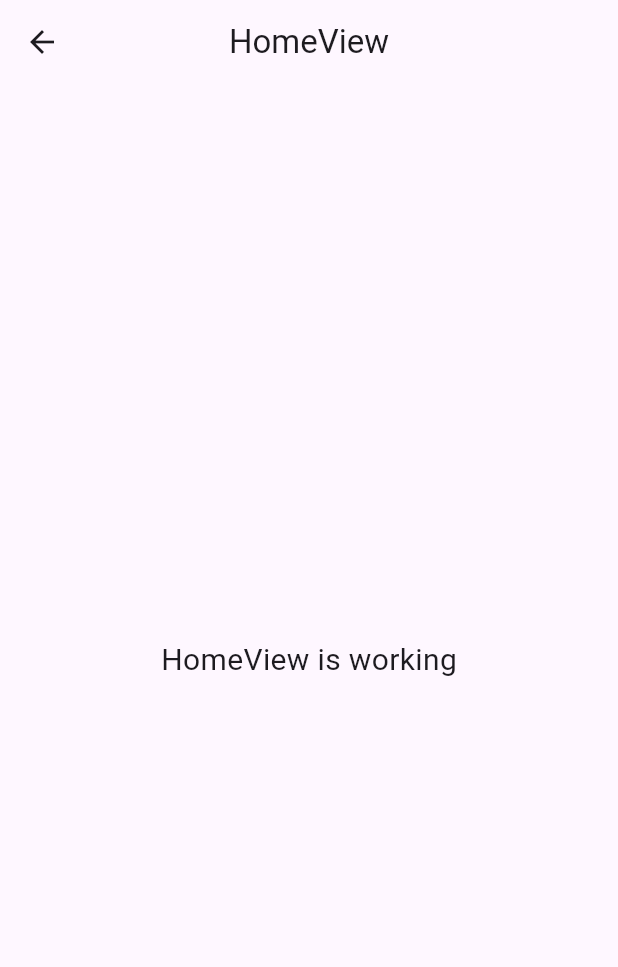
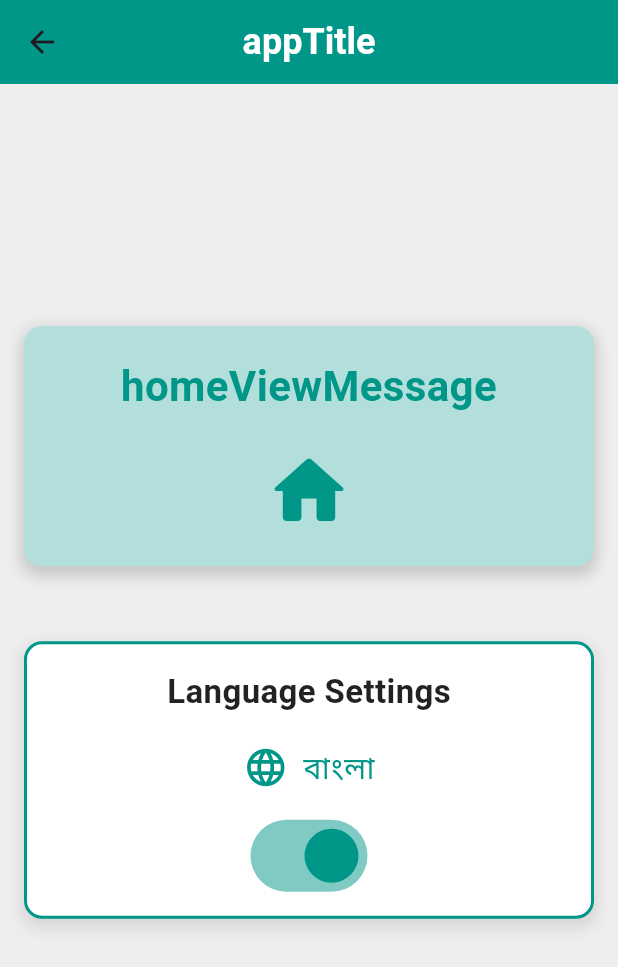
Before and after one commit to Nahin-CDR/QuickMart, a Flutter app: the HomeView screen opened by its route, on a phone screen of 412 x 824 dp. Shown: the top 967 px of the screen. Run offline on Flutter 3.47's test engine with Material 3 defaults, Android fonts, the phone set to English and light mode, and no system bars; our stand-ins replace flutter_svg, fluttertoast, get.

Commit message:
dynamic language switching

```diff
--- /dev/null
+++ b/assets/locales/bn_BD.json
@@ -0,0 +1,5 @@
+{
+  "appTitle": "হোম",
+  "homeViewMessage": "হোম ভিউ কাজ করছে",
+  "switchLanguage": "ইংরেজিতে পরিবর্তন করুন"
+}
--- /dev/null
+++ b/assets/locales/en_US.json
@@ -0,0 +1,5 @@
+{
+  "appTitle": "Home",
+  "homeViewMessage": "HomeView is working",
+  "switchLanguage": "Switch to Bangla"
+}
--- a/lib/app/modules/home/views/home_view.dart
+++ b/lib/app/modules/home/views/home_view.dart
@@ -4,19 +4,139 @@ import '../controllers/home_controller.dart';
 
 class HomeView extends GetView<HomeController> {
   const HomeView({super.key});
+
   @override
   Widget build(BuildContext context) {
     return Scaffold(
       appBar: AppBar(
-        title: const Text('HomeView'),
+        title: Text(
+          'appTitle'.tr,
+          style: const TextStyle(
+            fontSize: 24,
+            fontWeight: FontWeight.bold,
+            color: Colors.white,
+          ),
+        ),
         centerTitle: true,
+        backgroundColor: Colors.teal,
       ),
-      body: const Center(
-        child: Text(
-          'HomeView is working',
-          style: TextStyle(fontSize: 20),
+      body: Padding(
+        padding: const EdgeInsets.all(16.0),
+        child: Column(
+          mainAxisAlignment: MainAxisAlignment.center,
+          crossAxisAlignment: CrossAxisAlignment.stretch,
+          children: [
+            // Top Section with Message
+            Container(
+              padding: const EdgeInsets.all(20),
+              decoration: BoxDecoration(
+                color: Colors.teal.shade100,
+                borderRadius: BorderRadius.circular(12),
+                boxShadow: [
+                  BoxShadow(
+                    color: Colors.grey.withOpacity(0.5),
+                    spreadRadius: 2,
+                    blurRadius: 8,
+                    offset: const Offset(0, 4),
+                  ),
+                ],
+              ),
+              child: Column(
+                crossAxisAlignment: CrossAxisAlignment.center,
+                children: [
+                  Text(
+                    'homeViewMessage'.tr,
+                    style: const TextStyle(
+                      fontSize: 28,
+                      fontWeight: FontWeight.w600,
+                      color: Colors.teal,
+                    ),
+                    textAlign: TextAlign.center,
+                  ),
+                  const SizedBox(height: 20),
+                  const Icon(
+                    Icons.home_rounded,
+                    size: 60,
+                    color: Colors.teal,
+                  ),
+                ],
+              ),
+            ),
+            const SizedBox(height: 50),
+
+            // Language Switcher Section
+            Container(
+              padding: const EdgeInsets.all(16),
+              decoration: BoxDecoration(
+                color: Colors.white,
+                borderRadius: BorderRadius.circular(12),
+                border: Border.all(color: Colors.teal, width: 2),
+                boxShadow: [
+                  BoxShadow(
+                    color: Colors.grey.withOpacity(0.3),
+                    spreadRadius: 2,
+                    blurRadius: 8,
+                    offset: const Offset(0, 4),
+                  ),
+                ],
+              ),
+              child: Column(
+                crossAxisAlignment: CrossAxisAlignment.center,
+                children: [
+                  const Text(
+                    'Language Settings',
+                    style: TextStyle(
+                      fontSize: 22,
+                      fontWeight: FontWeight.w600,
+                      color: Colors.black87,
+                    ),
+                  ),
+                  const SizedBox(height: 20),
+                  // Language Switcher Button
+                  Row(
+                    mainAxisAlignment: MainAxisAlignment.center,
+                    children: [
+                      const Icon(
+                        Icons.language_rounded,
+                        size: 30,
+                        color: Colors.teal,
+                      ),
+                      const SizedBox(width: 10),
+                      Text(
+                        Get.locale?.languageCode == 'bn' ? 'বাংলা' : 'English',
+                        style: const TextStyle(
+                          fontSize: 20,
+                          fontWeight: FontWeight.w500,
+                          color: Colors.teal,
+                        ),
+                      ),
+                    ],
+                  ),
+                  const SizedBox(height: 20),
+                  Transform.scale(
+                    scale: 1.5,
+                    child: Switch(
+                      value: Get.locale?.languageCode == 'bn',
+                      activeColor: Colors.teal,
+                      inactiveThumbColor: Colors.grey.shade400,
+                      inactiveTrackColor: Colors.grey.shade300,
+                      onChanged: (bool value) {
+                        if (value) {
+                          Get.updateLocale(const Locale('bn', 'BD'));
+                        } else {
+                          Get.updateLocale(const Locale('en', 'US'));
+                        }
+                      },
+                    ),
+                  ),
+                ],
+              ),
+            ),
+            const SizedBox(height: 50),
+          ],
         ),
       ),
+      backgroundColor: Colors.grey.shade200,
     );
   }
 }
--- a/lib/app/modules/splash/controllers/splash_controller.dart
+++ b/lib/app/modules/splash/controllers/splash_controller.dart
@@ -21,7 +21,7 @@ class SplashController extends GetxController {
       } else {
         timer.cancel();
         Get.offAllNamed(
-          Routes.ONBOARD
+          Routes.HOME
         );
       }
     });
--- a/lib/app/resources/common_controllers/theme.dart
+++ b/lib/app/resources/common_controllers/theme.dart
@@ -1,4 +1,3 @@
-
 import 'package:flutter/material.dart';
 import 'package:get/get.dart';
 class MyTheme extends GetxController {
--- a/lib/main.dart
+++ b/lib/main.dart
@@ -2,6 +2,8 @@ import 'package:flutter/material.dart';
 import 'package:get/get.dart';
 import 'app/resources/common_controllers/theme.dart';
 import 'app/routes/app_pages.dart';
+import 'generated/locales.g.dart';
+
 
 void main() {
   runApp(
@@ -13,6 +15,9 @@ void main() {
       title: "Application",
       initialRoute: AppPages.initial,
       getPages: AppPages.routes,
+      translationsKeys: AppTranslation.translations,
+      locale: const Locale('bn', 'BD'),
+      fallbackLocale: const Locale('en', 'US'),
     ),
   );
 }
```
